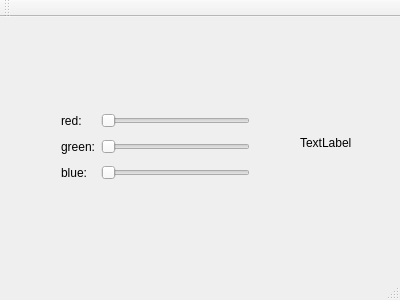
Above: student/11/colorpicker_designer/mainwindow.ui from mooncvke/Ohjelmointi2 before the change. Below: the same form after it.
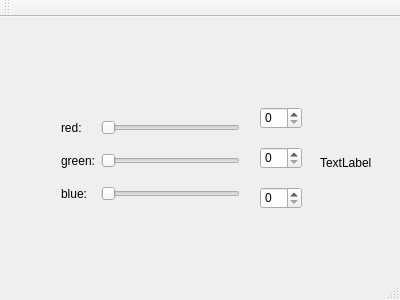
That is the form after the change.

The edit to the form file:
```diff
--- a/student/11/colorpicker_designer/mainwindow.ui
+++ b/student/11/colorpicker_designer/mainwindow.ui
@@ -19,8 +19,8 @@
      <rect>
       <x>50</x>
       <y>80</y>
-      <width>211</width>
-      <height>101</height>
+      <width>201</width>
+      <height>129</height>
      </rect>
     </property>
     <layout class="QGridLayout" name="gridLayout">
@@ -71,8 +71,8 @@
    <widget class="QLabel" name="colorLabel">
     <property name="geometry">
      <rect>
-      <x>300</x>
-      <y>100</y>
+      <x>320</x>
+      <y>120</y>
       <width>62</width>
       <height>51</height>
      </rect>
@@ -81,6 +81,36 @@
      <string>TextLabel</string>
     </property>
    </widget>
+   <widget class="QSpinBox" name="spinBoxRed">
+    <property name="geometry">
+     <rect>
+      <x>260</x>
+      <y>90</y>
+      <width>42</width>
+      <height>22</height>
+     </rect>
+    </property>
+   </widget>
+   <widget class="QSpinBox" name="spinBoxGreen">
+    <property name="geometry">
+     <rect>
+      <x>260</x>
+      <y>130</y>
+      <width>42</width>
+      <height>22</height>
+     </rect>
+    </property>
+   </widget>
+   <widget class="QSpinBox" name="spinBoxBlue">
+    <property name="geometry">
+     <rect>
+      <x>260</x>
+      <y>170</y>
+      <width>42</width>
+      <height>22</height>
+     </rect>
+    </property>
+   </widget>
   </widget>
   <widget class="QMenuBar" name="menuBar">
    <property name="geometry">
```
Left out of the diff: 67 changed lines with no effect on the pictures.
